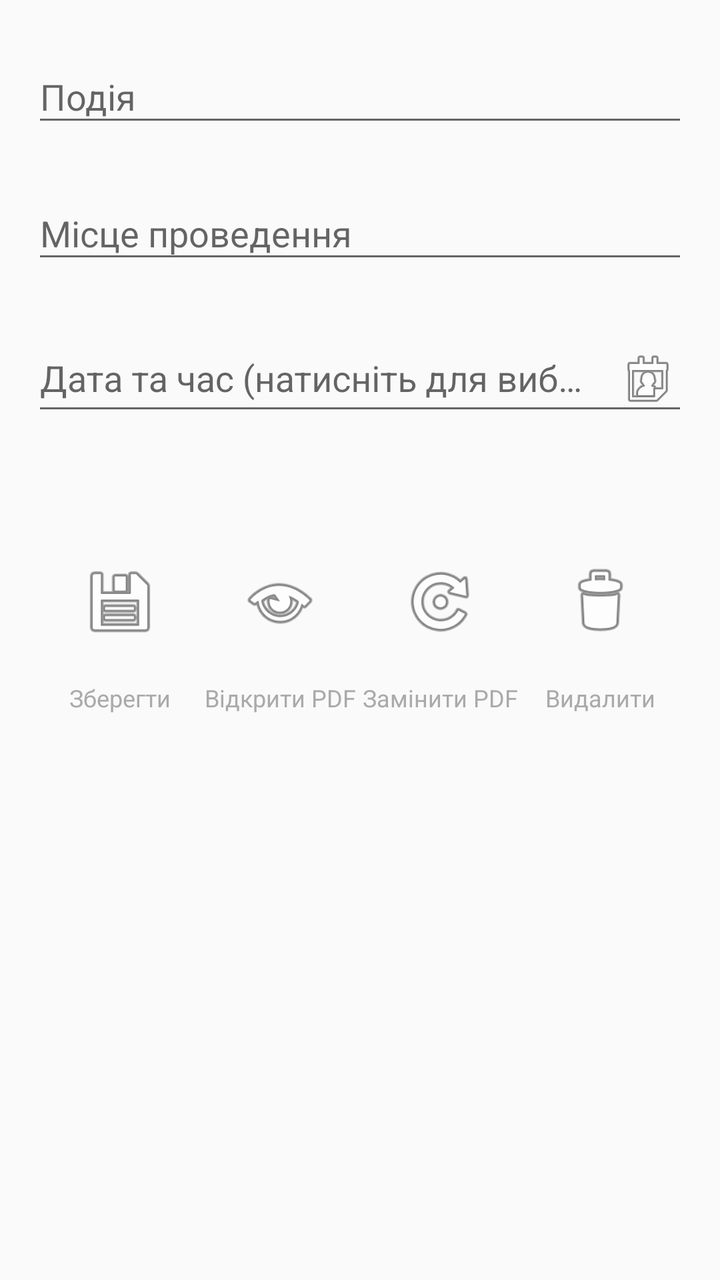
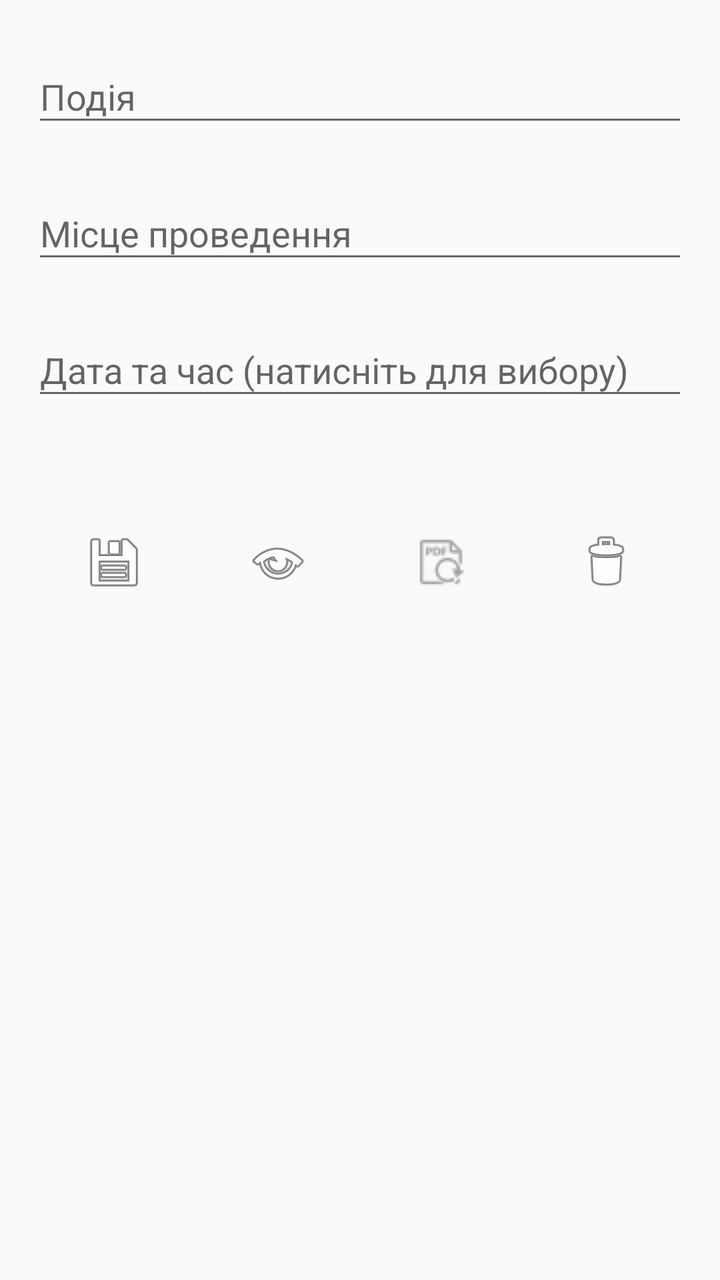

Before-and-after screenshots of an Android layout around one commit, followed by the original layout XML and the change that was made.
<!-- AndroidManifest.xml: application theme Theme.AppCompat.Light.DarkActionBar -->
<!-- res/layout/activity_ticket_edit.xml -->
<?xml version="1.0" encoding="utf-8"?>
<ScrollView xmlns:android="http://schemas.android.com/apk/res/android"
    android:layout_width="match_parent"
    android:layout_height="match_parent"
    android:padding="16dp">

    <LinearLayout
        android:layout_width="match_parent"
        android:layout_height="wrap_content"
        android:orientation="vertical">

        <com.google.android.material.textfield.TextInputLayout
            android:layout_width="match_parent"
            android:layout_height="wrap_content"
            android:layout_marginBottom="16dp"
            android:hint="Подія">

            <com.google.android.material.textfield.TextInputEditText
                android:id="@+id/editTicketTitle"
                android:layout_width="match_parent"
                android:layout_height="wrap_content"
                android:inputType="text" />

        </com.google.android.material.textfield.TextInputLayout>

        <com.google.android.material.textfield.TextInputLayout
            android:layout_width="match_parent"
            android:layout_height="wrap_content"
            android:layout_marginBottom="16dp"
            android:hint="Місце проведення">

            <com.google.android.material.textfield.TextInputEditText
                android:id="@+id/editTicketVenue"
                android:layout_width="match_parent"
                android:layout_height="wrap_content"
                android:inputType="text" />

        </com.google.android.material.textfield.TextInputLayout>

        <com.google.android.material.textfield.TextInputLayout
            android:layout_width="match_parent"
            android:layout_height="wrap_content"
            android:layout_marginBottom="24dp"
            android:hint="Дата та час (натисніть для вибору)">

            <com.google.android.material.textfield.TextInputEditText
                android:id="@+id/editTicketDate"
                android:layout_width="match_parent"
                android:layout_height="wrap_content"
                android:inputType="none"
                android:focusable="false"
                android:clickable="true"
                android:drawableEnd="@android:drawable/ic_menu_my_calendar"
                android:drawablePadding="8dp" />

        </com.google.android.material.textfield.TextInputLayout>

        
        <LinearLayout
            android:layout_width="match_parent"
            android:layout_height="wrap_content"
            android:orientation="horizontal"
            android:gravity="center"
            android:layout_marginTop="24dp">

            <ImageButton
                android:id="@+id/buttonSaveTicket"
                android:layout_width="64dp"
                android:layout_height="64dp"
                android:layout_margin="8dp"
                android:src="@android:drawable/ic_menu_save"
                android:background="?android:attr/selectableItemBackgroundBorderless"
                android:contentDescription="Зберегти"
                android:scaleType="fitCenter"
                android:padding="12dp" />

            <ImageButton
                android:id="@+id/buttonOpenTicket"
                android:layout_width="64dp"
                android:layout_height="64dp"
                android:layout_margin="8dp"
                android:src="@android:drawable/ic_menu_view"
                android:background="?android:attr/selectableItemBackgroundBorderless"
                android:contentDescription="Відкрити PDF"
                android:scaleType="fitCenter"
                android:padding="12dp" />

            <ImageButton
                android:id="@+id/buttonReplacePdf"
                android:layout_width="64dp"
                android:layout_height="64dp"
                android:layout_margin="8dp"
                android:src="@android:drawable/ic_menu_rotate"
                android:background="?android:attr/selectableItemBackgroundBorderless"
                android:contentDescription="Замінити PDF"
                android:scaleType="fitCenter"
                android:padding="12dp" />

            <ImageButton
                android:id="@+id/buttonDeleteTicket"
                android:layout_width="64dp"
                android:layout_height="64dp"
                android:layout_margin="8dp"
                android:src="@android:drawable/ic_menu_delete"
                android:background="?android:attr/selectableItemBackgroundBorderless"
                android:contentDescription="Видалити квиток"
                android:scaleType="fitCenter"
                android:padding="12dp" />

        </LinearLayout>

        
        <LinearLayout
            android:layout_width="match_parent"
            android:layout_height="wrap_content"
            android:orientation="horizontal"
            android:gravity="center">

            <TextView
                android:layout_width="80dp"
                android:layout_height="wrap_content"
                android:text="Зберегти"
                android:textSize="12sp"
                android:gravity="center"
                android:textColor="@android:color/darker_gray" />

            <TextView
                android:layout_width="80dp"
                android:layout_height="wrap_content"
                android:text="Відкрити PDF"
                android:textSize="12sp"
                android:gravity="center"
                android:textColor="@android:color/darker_gray" />

            <TextView
                android:layout_width="80dp"
                android:layout_height="wrap_content"
                android:text="Замінити PDF"
                android:textSize="12sp"
                android:gravity="center"
                android:textColor="@android:color/darker_gray" />

            <TextView
                android:layout_width="80dp"
                android:layout_height="wrap_content"
                android:text="Видалити"
                android:textSize="12sp"
                android:gravity="center"
                android:textColor="@android:color/darker_gray" />

        </LinearLayout>

    </LinearLayout>

</ScrollView>
<!-- resources referenced by this layout -->
<resources>

</resources>

<!-- the commit's change to res/layout/activity_ticket_edit.xml (unified diff, before → after) -->
@@ -13,7 +13,7 @@
             android:layout_width="match_parent"
             android:layout_height="wrap_content"
             android:layout_marginBottom="16dp"
-            android:hint="Подія">
+            android:hint="@string/ticket_title_hint">
 
             <com.google.android.material.textfield.TextInputEditText
                 android:id="@+id/editTicketTitle"
@@ -27,7 +27,7 @@
             android:layout_width="match_parent"
             android:layout_height="wrap_content"
             android:layout_marginBottom="16dp"
-            android:hint="Місце проведення">
+            android:hint="@string/ticket_venue_hint">
 
             <com.google.android.material.textfield.TextInputEditText
                 android:id="@+id/editTicketVenue"
@@ -41,7 +41,7 @@
             android:layout_width="match_parent"
             android:layout_height="wrap_content"
             android:layout_marginBottom="24dp"
-            android:hint="Дата та час (натисніть для вибору)">
+            android:hint="@string/ticket_date_hint">
 
             <com.google.android.material.textfield.TextInputEditText
                 android:id="@+id/editTicketDate"
@@ -49,9 +49,7 @@
                 android:layout_height="wrap_content"
                 android:inputType="none"
                 android:focusable="false"
-                android:clickable="true"
-                android:drawableEnd="@android:drawable/ic_menu_my_calendar"
-                android:drawablePadding="8dp" />
+                android:clickable="true" />
 
         </com.google.android.material.textfield.TextInputLayout>
 
@@ -61,92 +59,55 @@
             android:layout_height="wrap_content"
             android:orientation="horizontal"
             android:gravity="center"
-            android:layout_marginTop="24dp">
+            android:layout_marginTop="16dp">
 
+            
             <ImageButton
                 android:id="@+id/buttonSaveTicket"
-                android:layout_width="64dp"
-                android:layout_height="64dp"
+                android:layout_width="wrap_content"
+                android:layout_height="wrap_content"
                 android:layout_margin="8dp"
+                android:background="?attr/selectableItemBackgroundBorderless"
                 android:src="@android:drawable/ic_menu_save"
-                android:background="?android:attr/selectableItemBackgroundBorderless"
-                android:contentDescription="Зберегти"
-                android:scaleType="fitCenter"
-                android:padding="12dp" />
+                android:contentDescription="@string/save_ticket_desc"
+                android:padding="12dp"
+                android:layout_weight="1" />
 
+            
             <ImageButton
                 android:id="@+id/buttonOpenTicket"
-                android:layout_width="64dp"
-                android:layout_height="64dp"
+                android:layout_width="wrap_content"
+                android:layout_height="wrap_content"
                 android:layout_margin="8dp"
+                android:background="?attr/selectableItemBackgroundBorderless"
                 android:src="@android:drawable/ic_menu_view"
-                android:background="?android:attr/selectableItemBackgroundBorderless"
-                android:contentDescription="Відкрити PDF"
-                android:scaleType="fitCenter"
-                android:padding="12dp" />
+                android:contentDescription="@string/open_pdf_desc"
+                android:padding="12dp"
+                android:layout_weight="1" />
 
+            
             <ImageButton
                 android:id="@+id/buttonReplacePdf"
-                android:layout_width="64dp"
-                android:layout_height="64dp"
+                android:layout_width="wrap_content"
+                android:layout_height="wrap_content"
                 android:layout_margin="8dp"
-                android:src="@android:drawable/ic_menu_rotate"
-                android:background="?android:attr/selectableItemBackgroundBorderless"
-                android:contentDescription="Замінити PDF"
-                android:scaleType="fitCenter"
-                android:padding="12dp" />
+                android:background="?attr/selectableItemBackgroundBorderless"
+                android:src="@drawable/pdf_change_transparent_32"
+                android:contentDescription="@string/replace_pdf_desc"
+                android:padding="12dp"
+                android:layout_weight="1" />
 
+            
             <ImageButton
                 android:id="@+id/buttonDeleteTicket"
-                android:layout_width="64dp"
-                android:layout_height="64dp"
+                android:layout_width="wrap_content"
+                android:layout_height="wrap_content"
                 android:layout_margin="8dp"
+                android:background="?attr/selectableItemBackgroundBorderless"
                 android:src="@android:drawable/ic_menu_delete"
-                android:background="?android:attr/selectableItemBackgroundBorderless"
-                android:contentDescription="Видалити квиток"
-                android:scaleType="fitCenter"
-                android:padding="12dp" />
-
-        </LinearLayout>
-
-        
-        <LinearLayout
-            android:layout_width="match_parent"
-            android:layout_height="wrap_content"
-            android:orientation="horizontal"
-            android:gravity="center">
-
-            <TextView
-                android:layout_width="80dp"
-                android:layout_height="wrap_content"
-                android:text="Зберегти"
-                android:textSize="12sp"
-                android:gravity="center"
-                android:textColor="@android:color/darker_gray" />
-
-            <TextView
-                android:layout_width="80dp"
-                android:layout_height="wrap_content"
-                android:text="Відкрити PDF"
-                android:textSize="12sp"
-                android:gravity="center"
-                android:textColor="@android:color/darker_gray" />
-
-            <TextView
-                android:layout_width="80dp"
-                android:layout_height="wrap_content"
-                android:text="Замінити PDF"
-                android:textSize="12sp"
-                android:gravity="center"
-                android:textColor="@android:color/darker_gray" />
-
-            <TextView
-                android:layout_width="80dp"
-                android:layout_height="wrap_content"
-                android:text="Видалити"
-                android:textSize="12sp"
-                android:gravity="center"
-                android:textColor="@android:color/darker_gray" />
+                android:contentDescription="@string/delete_ticket_desc"
+                android:padding="12dp"
+                android:layout_weight="1" />
 
         </LinearLayout>
 
<!-- resource entries referenced after the edit -->
@@ -1,5 +1,12 @@
 <!-- resources referenced by this layout -->
 <resources>
-
+  <!-- drawable pdf_change_transparent_32: png bitmap (drawable, 1542 bytes) -->
+  <string name="delete_ticket_desc">Видалити квиток</string>
+  <string name="open_pdf_desc">Відкрити PDF</string>
+  <string name="replace_pdf_desc">Замінити PDF</string>
+  <string name="save_ticket_desc">Зберегти квиток</string>
+  <string name="ticket_date_hint">Дата та час (натисніть для вибору)</string>
+  <string name="ticket_title_hint">Подія</string>
+  <string name="ticket_venue_hint">Місце проведення</string>
 </resources>
 
